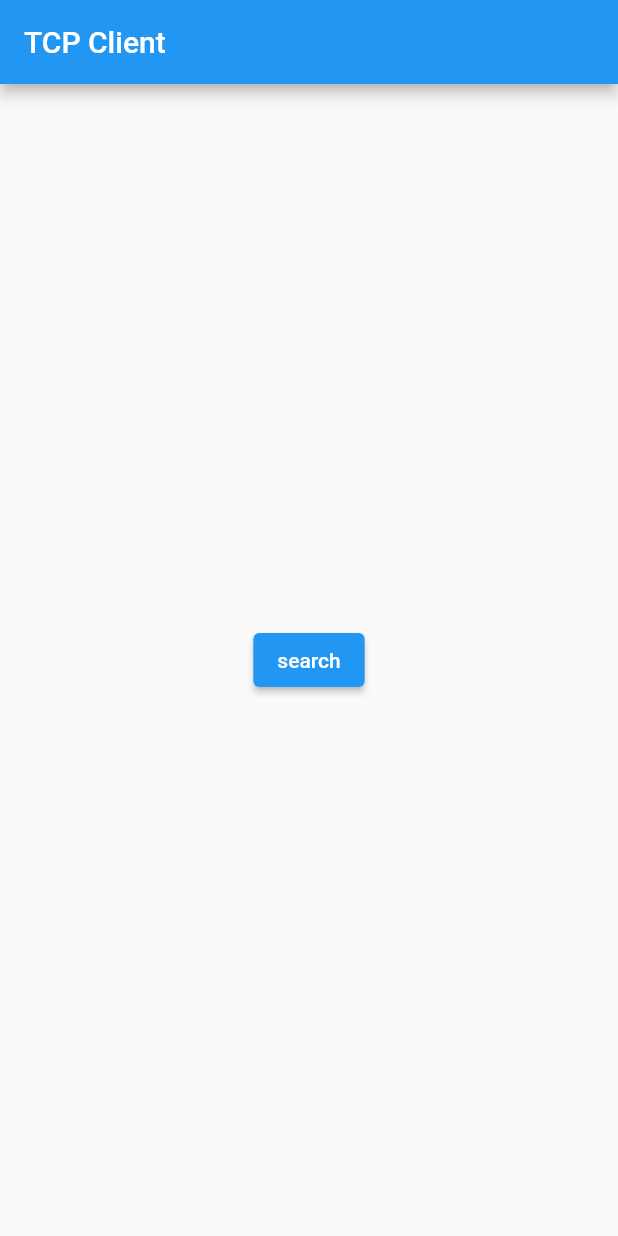
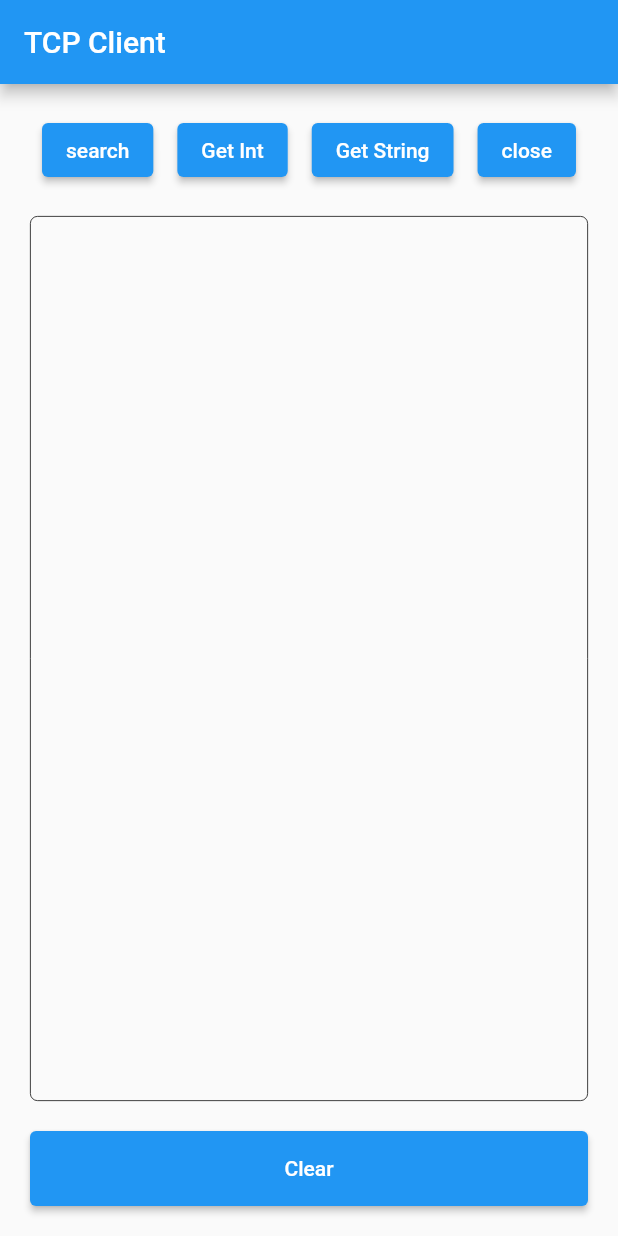
Before and after one commit to sohay19/Flutter_TCP_Client, a Flutter app: the screen it shows after launch, on a phone screen of 412 x 824 dp. Run offline on Flutter 3.47's test engine with Material 2 defaults, Android fonts, the phone set to English and light mode, and no system bars; our stand-ins replace connectivity_plus; missing offline and left inert: network_info_plus.

Commit message:
client 완료 ios ui 작업 필요

```diff
--- a/lib/provider/main_provider.dart
+++ b/lib/provider/main_provider.dart
@@ -1,18 +1,34 @@
 
 import 'package:flutter/widgets.dart';
 
+import '../utils/enums.dart';
 import '../view_model/main_view_model.dart';
 
 
 class MainProvider with ChangeNotifier {
   late MainViewModel _mainViewmodel;
 
+  String get message => _mainViewmodel.message;
+
 
   MainProvider() {
     _mainViewmodel = new MainViewModel();
+    _mainViewmodel.notify = notifyListeners;
   }
 
   searchServer() {
     _mainViewmodel.searchServer();
   }
+
+  sendServer(OperatorType type) {
+    _mainViewmodel.sendServer(type);
+  }
+
+  closeSocket() {
+    _mainViewmodel.closeSocket();
+  }
+
+  clearMessage() {
+    _mainViewmodel.clearMsg();
+  }
 }
--- a/lib/utils/enums.dart
+++ b/lib/utils/enums.dart
@@ -4,11 +4,13 @@ enum ErrorType {
   BIND,
   CONNECT,
   SEND,
+  RECEIVE,
 }
 
 enum OperatorType {
   SEARCH('search'),
-  CONNECT('connet');
+  GETINT('getint'),
+  GETSTRING('getstring');
 
   final String msg;
   const OperatorType(this.msg);
--- a/lib/view/material/main_material_view.dart
+++ b/lib/view/material/main_material_view.dart
@@ -4,6 +4,7 @@ import 'package:flutter/widgets.dart';
 import 'package:provider/provider.dart';
 
 import '../../provider/main_provider.dart';
+import '../../utils/enums.dart';
 
 
 class MaterialMainPage extends StatefulWidget {
@@ -24,15 +25,88 @@ class _MaterialMainPageState extends State<MaterialMainPage> {
         title: Text(widget.title),
       ),
       body: SafeArea(
-        child: Center(
-          child: ElevatedButton(
-            child: Text('search'),
-            onPressed: () {
-              context.read<MainProvider>().searchServer();
-            },
-          )
+        minimum: EdgeInsets.all(20),
+        child: Column(
+          mainAxisAlignment: MainAxisAlignment.start,
+          crossAxisAlignment: CrossAxisAlignment.stretch,
+          children: [
+            _ButtonMenu(),
+            SizedBox(
+              height: 20,
+            ),
+            Expanded(
+              child: _MessageView(),
+            ),
+            SizedBox(
+              height: 20,
+            ),
+            Container(
+              height: 50,
+              child: ElevatedButton(
+                onPressed: () {
+                  context.read<MainProvider>().clearMessage();
+                },
+                child: Text('Clear'),
+              ),
+            ),
+          ],
         ),
       ),
     );
   }
 }
+
+class _ButtonMenu extends StatelessWidget {
+  @override
+  Widget build(BuildContext context) {
+    return Row(
+      mainAxisAlignment: MainAxisAlignment.spaceAround,
+      children: [
+        ElevatedButton(
+          child: Text('search'),
+          onPressed: () {
+            context.read<MainProvider>().searchServer();
+          },
+        ),
+        ElevatedButton(
+          child: Text('Get Int'),
+          onPressed: () {
+            context.read<MainProvider>().sendServer(OperatorType.GETINT);
+          },
+        ),
+        ElevatedButton(
+          child: Text('Get String'),
+          onPressed: () {
+            context.read<MainProvider>().sendServer(OperatorType.GETSTRING);
+          },
+        ),
+        ElevatedButton(
+          child: Text('close'),
+          onPressed: () {
+            context.read<MainProvider>().closeSocket();
+          },
+        ),
+      ],
+    );
+  }
+}
+
+class _MessageView extends StatelessWidget {
+  @override
+  Widget build(BuildContext context) {
+    final message = context.select<MainProvider, String>((provider) => provider.message);
+    return Container(
+      padding: EdgeInsets.all(10),
+      decoration: BoxDecoration(
+        borderRadius: BorderRadius.circular(5),
+        border: Border.all(
+          color: Colors.black,
+          width: 0.5,
+        )
+      ),
+      child: SingleChildScrollView(
+        child: Text(message),
+      ),
+    );
+  }
+}
--- a/lib/view_model/main_view_model.dart
+++ b/lib/view_model/main_view_model.dart
@@ -1,17 +1,39 @@
 
 import '../controller/socket_controller.dart';
+import '../utils/enums.dart';
 
 
 class MainViewModel {
   late SocketController _socketController;
 
+  String message = '';
+  Function? notify;
+
 
   MainViewModel() {
     _socketController = new SocketController();
-    _socketController.setNetworkInfo();
+    _socketController.sendShowMessage = _getMessage;
+  }
+
+  _getMessage(String msg) {
+    message += '${msg}\n';
+    notify?.call();
   }
 
   searchServer() {
     _socketController.setNetworkInfo();
   }
+
+  sendServer(OperatorType type) {
+    _socketController.sendMessage(type);
+  }
+
+  closeSocket() {
+    _socketController.closeSocket();
+  }
+
+  clearMsg() {
+    message = '';
+    notify?.call();
+  }
 }
```
Also changed, not shown: lib/controller/socket_controller.dart (+72 -16 lines), 1 other file.
